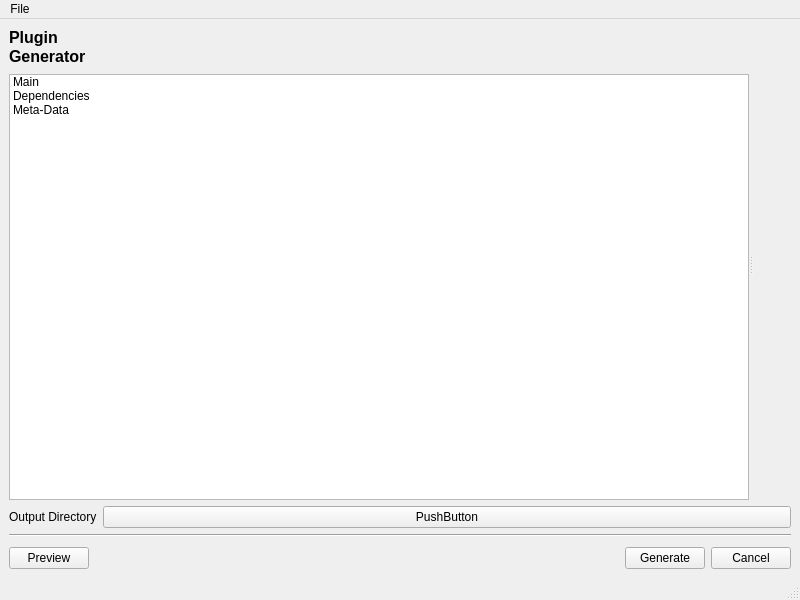
Above: Applications/ctkPluginGenerator/ctkPluginGeneratorMainWindow.ui from commontk/CTK before the change. Below: the same form after it.
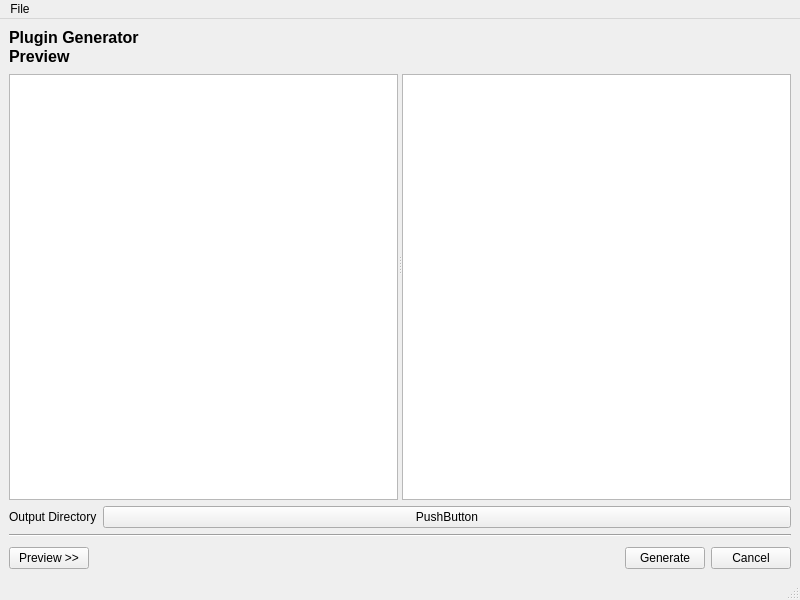
That is the form after the change. The open tabs and pages were chosen to show the change.

Commit message: COMP: PluginGenerator: Fixed class names and enhanced the gui

```diff
--- a/Applications/ctkPluginGenerator/ctkPluginGeneratorMainWindow.ui
+++ b/Applications/ctkPluginGenerator/ctkPluginGeneratorMainWindow.ui
@@ -19,13 +19,20 @@
   <widget class="QWidget" name="centralwidget">
    <layout class="QVBoxLayout" name="verticalLayout">
     <item>
-     <widget class="QSplitter" name="splitter">
+     <widget class="QStackedWidget" name="modeStack">
       <property name="sizePolicy">
-       <sizepolicy hsizetype="Expanding" vsizetype="Preferred">
+       <sizepolicy hsizetype="Preferred" vsizetype="Expanding">
         <horstretch>0</horstretch>
         <verstretch>1</verstretch>
        </sizepolicy>
       </property>
+      <widget class="QWidget" name="editPage">
+       <layout class="QVBoxLayout" name="verticalLayout_4">
+        <property name="margin">
+         <number>0</number>
+        </property>
+        <item>
+         <widget class="QSplitter" name="splitter">
       <property name="orientation">
        <enum>Qt::Horizontal</enum>
       </property>
@@ -75,21 +82,6 @@
             <height>0</height>
            </size>
           </property>
-          <item>
-           <property name="text">
-            <string>Main</string>
-           </property>
-          </item>
-          <item>
-           <property name="text">
-            <string>Dependencies</string>
-           </property>
-          </item>
-          <item>
-           <property name="text">
-            <string>Meta-Data</string>
-           </property>
-          </item>
          </widget>
         </item>
        </layout>
@@ -138,6 +130,87 @@
       </widget>
      </widget>
     </item>
+       </layout>
+      </widget>
+      <widget class="QWidget" name="previewPage">
+       <property name="layoutDirection">
+        <enum>Qt::LeftToRight</enum>
+       </property>
+       <layout class="QVBoxLayout" name="verticalLayout_5">
+        <property name="margin">
+         <number>0</number>
+        </property>
+        <item>
+         <widget class="QSplitter" name="splitter_2">
+          <property name="orientation">
+           <enum>Qt::Horizontal</enum>
+          </property>
+          <widget class="QWidget" name="widget_2" native="true">
+           <layout class="QVBoxLayout" name="verticalLayout_6">
+            <property name="margin">
+             <number>0</number>
+            </property>
+            <item>
+             <widget class="QLabel" name="previewLabel">
+              <property name="minimumSize">
+               <size>
+                <width>0</width>
+                <height>40</height>
+               </size>
+              </property>
+              <property name="text">
+               <string>&lt;!DOCTYPE HTML PUBLIC &quot;-//W3C//DTD HTML 4.0//EN&quot; &quot;http://www.w3.org/TR/REC-html40/strict.dtd&quot;&gt;
+&lt;html&gt;&lt;head&gt;&lt;meta name=&quot;qrichtext&quot; content=&quot;1&quot; /&gt;&lt;style type=&quot;text/css&quot;&gt;
+p, li { white-space: pre-wrap; }
+&lt;/style&gt;&lt;/head&gt;&lt;body style=&quot; font-family:'Sans'; font-size:10pt; font-weight:400; font-style:normal;&quot;&gt;
+&lt;table border=&quot;0&quot; style=&quot;-qt-table-type: root; margin-top:4px; margin-bottom:4px; margin-left:4px; margin-right:4px;&quot;&gt;
+&lt;tr&gt;
+&lt;td style=&quot;border: none;&quot;&gt;
+&lt;p style=&quot; margin-top:0px; margin-bottom:0px; margin-left:0px; margin-right:0px; -qt-block-indent:0; text-indent:0px;&quot;&gt;&lt;span style=&quot; font-size:12pt; font-weight:600;&quot;&gt;Plugin &lt;/span&gt;&lt;span style=&quot; font-size:12pt; font-weight:600;&quot;&gt;Generator&lt;/span&gt;&lt;/p&gt;
+&lt;p style=&quot; margin-top:0px; margin-bottom:0px; margin-left:0px; margin-right:0px; -qt-block-indent:0; text-indent:0px;&quot;&gt;&lt;span style=&quot; font-size:12pt; font-weight:600;&quot;&gt;Preview&lt;/span&gt;&lt;/p&gt;&lt;/td&gt;&lt;/tr&gt;&lt;/table&gt;&lt;/body&gt;&lt;/html&gt;</string>
+              </property>
+              <property name="alignment">
+               <set>Qt::AlignLeading|Qt::AlignLeft|Qt::AlignTop</set>
+              </property>
+             </widget>
+            </item>
+            <item>
+             <widget class="QTreeView" name="previewTreeView"/>
+            </item>
+           </layout>
+          </widget>
+          <widget class="QWidget" name="widget_6" native="true">
+           <layout class="QVBoxLayout" name="verticalLayout_7">
+            <property name="margin">
+             <number>0</number>
+            </property>
+            <item>
+             <widget class="QLabel" name="previewTextLabel">
+              <property name="minimumSize">
+               <size>
+                <width>0</width>
+                <height>40</height>
+               </size>
+              </property>
+              <property name="text">
+               <string/>
+              </property>
+              <property name="alignment">
+               <set>Qt::AlignLeading|Qt::AlignLeft|Qt::AlignTop</set>
+              </property>
+             </widget>
+            </item>
+            <item>
+             <widget class="QTextEdit" name="previewTextEdit"/>
+            </item>
+           </layout>
+          </widget>
+         </widget>
+        </item>
+       </layout>
+      </widget>
+     </widget>
+    </item>
     <item>
      <widget class="QWidget" name="widget" native="true">
       <layout class="QHBoxLayout" name="horizontalLayout_3">
@@ -202,7 +275,7 @@
        <item>
         <widget class="QPushButton" name="previewButton">
          <property name="text">
-          <string>Preview</string>
+          <string>Preview &gt;&gt;</string>
          </property>
         </widget>
        </item>
```
Left out of the diff: 7 changed lines with no effect on the pictures. Lines whose indentation alone changed are shown as unchanged. The commit also changes 12 other files.
